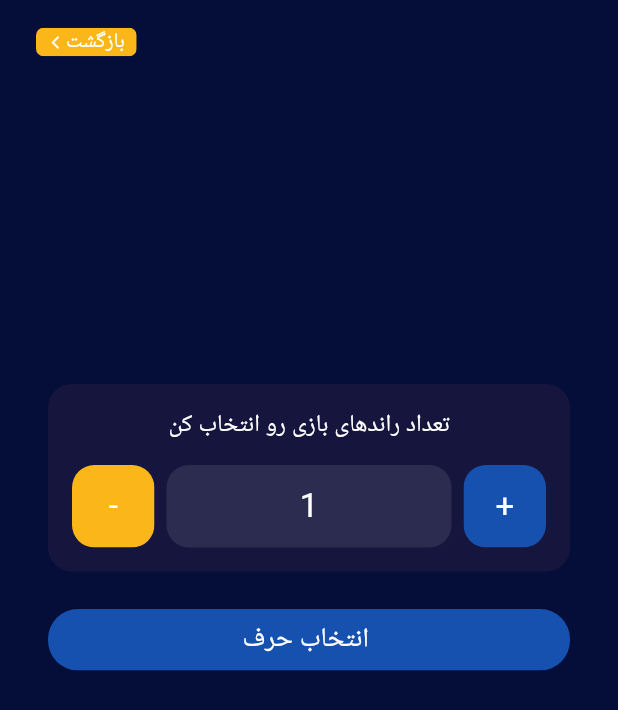
After one commit to mmriyahi7337/familes, a Flutter app: the SelectRoundPage screen opened directly, on a phone screen of 412 x 824 dp. The commit adds this screen. Shown: the top 710 px of the screen. Run offline on Flutter 3.47's test engine with Material 2 defaults, Android fonts, the phone set to English and light mode, and no system bars.

```diff
--- a/lib/pages/select_alphabet_page.dart
+++ b/lib/pages/select_alphabet_page.dart
@@ -46,8 +46,6 @@ class _SelectAlphabetPageState extends State<SelectAlphabetPage> {
         child: Column(
           children: [
             const SizedBox(height: kToolbarHeight + 60),
-            roundCountSelection(),
-            const SizedBox(height: 25),
             alphabets(),
             const SizedBox(height: 40),
             startGameBtn(),
@@ -172,6 +170,7 @@ class _SelectAlphabetPageState extends State<SelectAlphabetPage> {
                   : MyColor.highlightBlue,
               onTap: () {
                 // todo: add another logic for alphabet selection:
+                //todo disable the alph from past round
                 if (selectedAlphabets.contains(element)) {
                   setState(() {
                     selectedAlphabets.remove(element);
--- /dev/null
+++ b/lib/pages/select_round_page.dart
@@ -0,0 +1,158 @@
+import 'package:flutter/material.dart';
+import 'package:familes/pages/select_alphabet_page.dart';
+import 'package:familes/widgets/my_button.dart';
+import 'package:familes/widgets/rect_button.dart';
+
+import '../const/my_colors.dart';
+import '../widgets/my_toolbar.dart';
+
+class SelectRoundPage extends StatefulWidget {
+  const SelectRoundPage({Key? key}) : super(key: key);
+
+  @override
+  _SelectRoundPageState createState() => _SelectRoundPageState();
+}
+
+class _SelectRoundPageState extends State<SelectRoundPage> {
+  int roundCountNumber = 1;
+  List<String> selectedAlphabets = [];
+
+  @override
+  Widget build(BuildContext context) {
+    return SafeArea(
+      child: Scaffold(
+        backgroundColor: MyColor.background,
+        body: Stack(
+          children: [
+            Positioned.fill(
+              child: SingleChildScrollView(
+                physics: const BouncingScrollPhysics(),
+                child: body(),
+              ),
+            ),
+            const MyToolbar(),
+          ],
+        ),
+      ),
+    );
+  }
+
+  body() {
+    return SingleChildScrollView(
+      physics: const BouncingScrollPhysics(),
+      child: Padding(
+        padding: const EdgeInsets.symmetric(horizontal: 32.0),
+        child: Column(
+          children: [
+            const SizedBox(height: kToolbarHeight + 200),
+            roundCountSelection(),
+            const SizedBox(height: 25),
+            goAlphabetBtn(),
+            const SizedBox(height: 40),
+          ],
+        ),
+      ),
+    );
+  }
+  roundCountSelection() {
+    return Container(
+      width: double.infinity,
+      decoration: BoxDecoration(
+        borderRadius: BorderRadius.circular(16),
+        color: MyColor.lightBlue,
+      ),
+      child: Column(
+        children: [
+          roundText(),
+          roundNumber(),
+        ],
+      ),
+    );
+  }
+
+  roundText() {
+    return const Padding(
+      padding: EdgeInsets.symmetric(vertical: 16.0, horizontal: 16),
+      child: Center(
+        child: Text(
+          'تعداد راندهای بازی رو انتخاب کن',
+          style: TextStyle(color: Colors.white, fontSize: 16),
+        ),
+      ),
+    );
+  }
+
+  roundNumber() {
+    return Padding(
+      padding: const EdgeInsets.only(bottom: 16.0, left: 16, right: 16),
+      child: Row(
+        children: [
+          minusBtn(),
+          number(),
+          plusBtn(),
+        ],
+      ),
+    );
+  }
+  minusBtn() {
+    return RectButton(
+      text: '-',
+      backgroundColor: MyColor.orange,
+      onTap: () {
+        setState(
+              () {
+            if (roundCountNumber > 1) {
+              roundCountNumber--;
+            }
+          },
+        );
+      },
+    );
+  }
+
+  plusBtn() {
+    return RectButton(
+      text: '+',
+      backgroundColor: MyColor.blue,
+      onTap: () {
+        setState(() {
+          roundCountNumber++;
+        });
+      },
+    );
+  }
+
+  number() {
+    return Expanded(
+      child: Padding(
+        padding: const EdgeInsets.symmetric(horizontal: 8),
+        child: Container(
+          height: 55,
+          decoration: BoxDecoration(
+            color: MyColor.highlightBlue,
+            borderRadius: BorderRadius.circular(15),
+          ),
+          child: Center(
+            child: Text(
+              '$roundCountNumber',
+              style: const TextStyle(
+                color: Colors.white,
+                fontSize: 22,
+              ),
+            ),
+          ),
+        ),
+      ),
+    );
+  }
+
+  goAlphabetBtn() {
+    return MyButton(
+      onClick: () {
+        Navigator.of(context).push(MaterialPageRoute(builder: (_) => const SelectAlphabetPage()));
+      },
+      text: 'انتخاب حرف ',
+    );
+  }
+
+}
```
Also changed, not shown: lib/pages/find_friend_page.dart (+23 -6 lines), lib/pages/home_page.dart (+8 -3 lines), lib/pages/playground_page.dart (+36 -0 lines).
